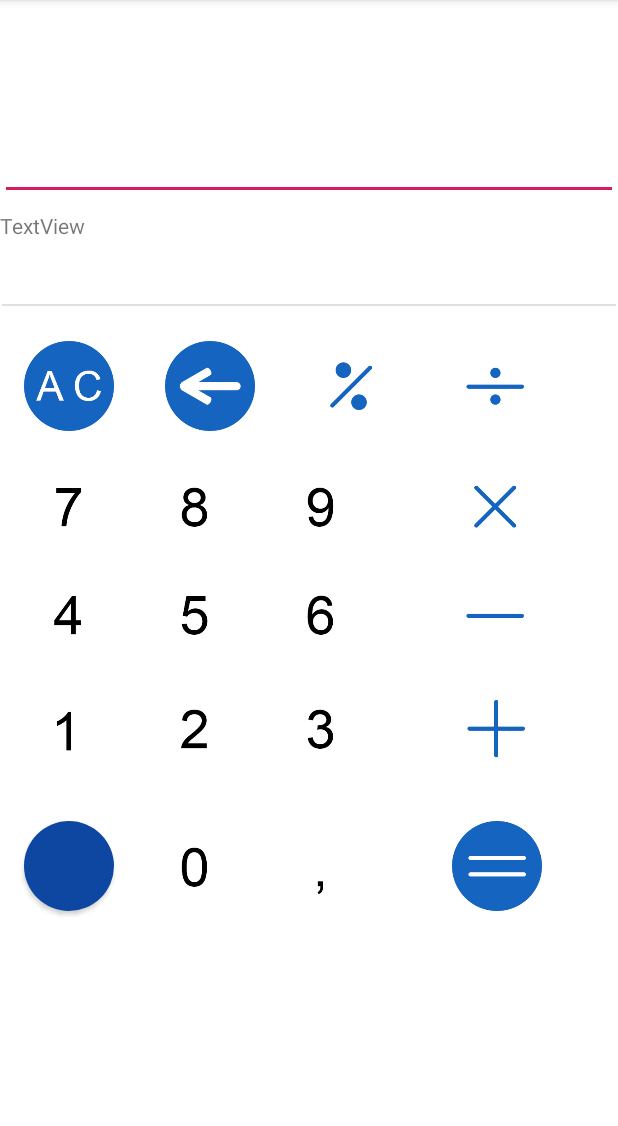
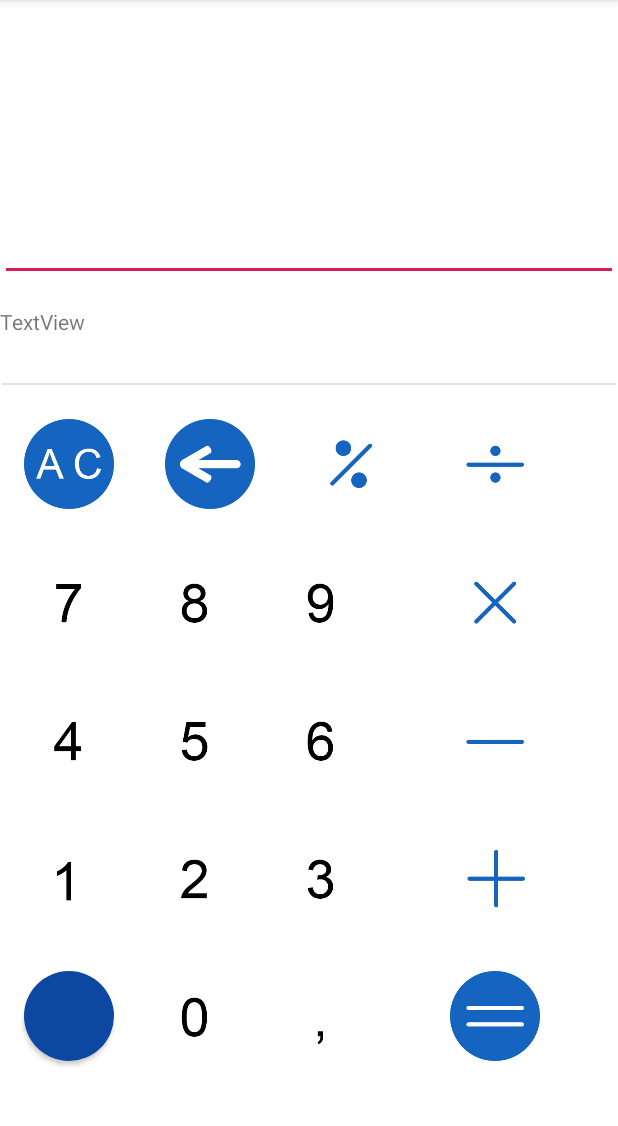
Before and after one commit to Vadym-M/Calculator, an Android app: the screen it shows after launch (MainActivity), on a phone screen of 412 x 824 dp, the part 84-1210 px from its top. Run offline under Robolectric (Android 15) with nearby library versions, the phone set to English and light mode, and no system bars.

Commit message:
Revert "Merge branch 'Vadym-branch' into main"
This reverts commit 088e9cfd3225b86f38f8e1b494f540490f7c3227, reversing
changes made to 79064a5e60d1afafbbec7290455fba77072f8c4a.

```diff
--- a/app/src/main/java/com/vinade_app/calculator/MainScreen.java
+++ /dev/null
@@ -1,14 +0,0 @@
-package com.vinade_app.calculator;
-
-import androidx.appcompat.app.AppCompatActivity;
-
-import android.os.Bundle;
-
-public class MainScreen extends AppCompatActivity {
-
-    @Override
-    protected void onCreate(Bundle savedInstanceState) {
-        super.onCreate(savedInstanceState);
-        setContentView(R.layout.activity_main_screen);
-    }
-}
--- a/app/src/main/res/layout/activity_main.xml
+++ b/app/src/main/res/layout/activity_main.xml
@@ -11,22 +11,23 @@
         android:id="@+id/numberField"
         android:layout_width="match_parent"
         android:layout_height="wrap_content"
-        android:layout_marginTop="88dp"
         android:ems="10"
         android:inputType="textPersonName"
+        app:layout_constraintBottom_toTopOf="@+id/resultField"
         app:layout_constraintEnd_toEndOf="parent"
-        app:layout_constraintHorizontal_bias="1.0"
+        app:layout_constraintHorizontal_bias="0.497"
         app:layout_constraintStart_toStartOf="parent"
-        app:layout_constraintTop_toTopOf="parent" />
+        app:layout_constraintTop_toTopOf="parent"
+        app:layout_constraintVertical_bias="0.893" />
 
     <TextView
         android:id="@+id/operationField"
         android:layout_width="match_parent"
         android:layout_height="wrap_content"
-        android:layout_marginTop="180dp"
+        android:layout_marginTop="232dp"
         android:ems="10"
         app:layout_constraintEnd_toEndOf="parent"
-        app:layout_constraintHorizontal_bias="1.0"
+        app:layout_constraintHorizontal_bias="0.0"
         app:layout_constraintStart_toStartOf="parent"
         app:layout_constraintTop_toTopOf="parent" />
 
@@ -37,10 +38,10 @@
         android:text="TextView"
         app:layout_constraintBottom_toTopOf="@+id/operationField"
         app:layout_constraintEnd_toEndOf="parent"
-        app:layout_constraintHorizontal_bias="1.0"
+        app:layout_constraintHorizontal_bias="0.481"
         app:layout_constraintStart_toStartOf="parent"
         app:layout_constraintTop_toTopOf="parent"
-        app:layout_constraintVertical_bias="0.875" />
+        app:layout_constraintVertical_bias="0.962" />
 
     <Button
         android:id="@+id/btnAC"
@@ -49,9 +50,9 @@
         android:layout_marginStart="16dp"
         android:layout_marginTop="28dp"
         android:background="@drawable/style_for_ac"
-        android:onClick="onOperationClick"
         android:text="AC"
         android:textSize="0dp"
+        android:onClick="onOperationClick"
         app:layout_constraintStart_toStartOf="parent"
         app:layout_constraintTop_toBottomOf="@+id/operationField" />
 
@@ -98,11 +99,11 @@
         android:layout_width="60dp"
         android:layout_height="60dp"
         android:layout_marginStart="16dp"
-        android:layout_marginTop="20dp"
+        android:layout_marginTop="32dp"
         android:background="@drawable/style_for_7"
-        android:onClick="onNumberClick"
         android:text="7"
         android:textSize="0dp"
+        android:onClick="onNumberClick"
         app:layout_constraintStart_toStartOf="parent"
         app:layout_constraintTop_toBottomOf="@+id/btnAC" />
 
@@ -149,11 +150,11 @@
         android:layout_width="60dp"
         android:layout_height="60dp"
         android:layout_marginStart="16dp"
-        android:layout_marginTop="12dp"
+        android:layout_marginTop="32dp"
         android:background="@drawable/style_for_4"
-        android:onClick="onNumberClick"
         android:text="4"
         android:textSize="0dp"
+        android:onClick="onNumberClick"
         app:layout_constraintStart_toStartOf="parent"
         app:layout_constraintTop_toBottomOf="@+id/btn7" />
 
@@ -200,11 +201,11 @@
         android:layout_width="60dp"
         android:layout_height="60dp"
         android:layout_marginStart="16dp"
-        android:layout_marginTop="16dp"
+        android:layout_marginTop="32dp"
         android:background="@drawable/style_for_1"
-        android:onClick="onNumberClick"
         android:text="1"
         android:textSize="0dp"
+        android:onClick="onNumberClick"
         app:layout_constraintStart_toStartOf="parent"
         app:layout_constraintTop_toBottomOf="@+id/btn4" />
 
@@ -253,7 +254,6 @@
         android:layout_height="60dp"
         android:layout_marginStart="16dp"
         android:layout_marginTop="32dp"
-        android:layout_marginBottom="32dp"
         android:background="@drawable/button_style"
         app:layout_constraintBottom_toBottomOf="parent"
         app:layout_constraintStart_toStartOf="parent"
@@ -290,17 +290,13 @@
         android:layout_height="60dp"
         android:layout_marginStart="12dp"
         android:layout_marginEnd="8dp"
-        android:layout_marginBottom="50dp"
         android:background="@drawable/style_for_eq"
-        android:onClick="onOperationClick"
         android:text="="
         android:textSize="0dp"
-        app:layout_constraintBottom_toBottomOf="parent"
+        android:onClick="onOperationClick"
         app:layout_constraintEnd_toEndOf="parent"
-        app:layout_constraintHorizontal_bias="0.517"
         app:layout_constraintStart_toEndOf="@+id/btnDot"
-        app:layout_constraintTop_toTopOf="@+id/btnDot"
-        app:layout_constraintVertical_bias="0.0" />
+        app:layout_constraintTop_toTopOf="@+id/btnDot" />
 
     <View
         android:id="@+id/divider"
@@ -309,9 +305,7 @@
         android:layout_marginStart="1dp"
         android:layout_marginTop="4dp"
         android:layout_marginEnd="1dp"
-        android:layout_marginBottom="24dp"
         android:background="?android:attr/listDivider"
-        app:layout_constraintBottom_toTopOf="@+id/btnAC"
         app:layout_constraintEnd_toEndOf="parent"
         app:layout_constraintStart_toStartOf="parent"
         app:layout_constraintTop_toBottomOf="@+id/operationField" />
--- a/app/src/main/res/layout/activity_main_screen.xml
+++ /dev/null
@@ -1,9 +0,0 @@
-<?xml version="1.0" encoding="utf-8"?>
-<androidx.constraintlayout.widget.ConstraintLayout xmlns:android="http://schemas.android.com/apk/res/android"
-    xmlns:app="http://schemas.android.com/apk/res-auto"
-    xmlns:tools="http://schemas.android.com/tools"
-    android:layout_width="match_parent"
-    android:layout_height="match_parent"
-    tools:context=".MainScreen">
-
-</androidx.constraintlayout.widget.ConstraintLayout>
```
